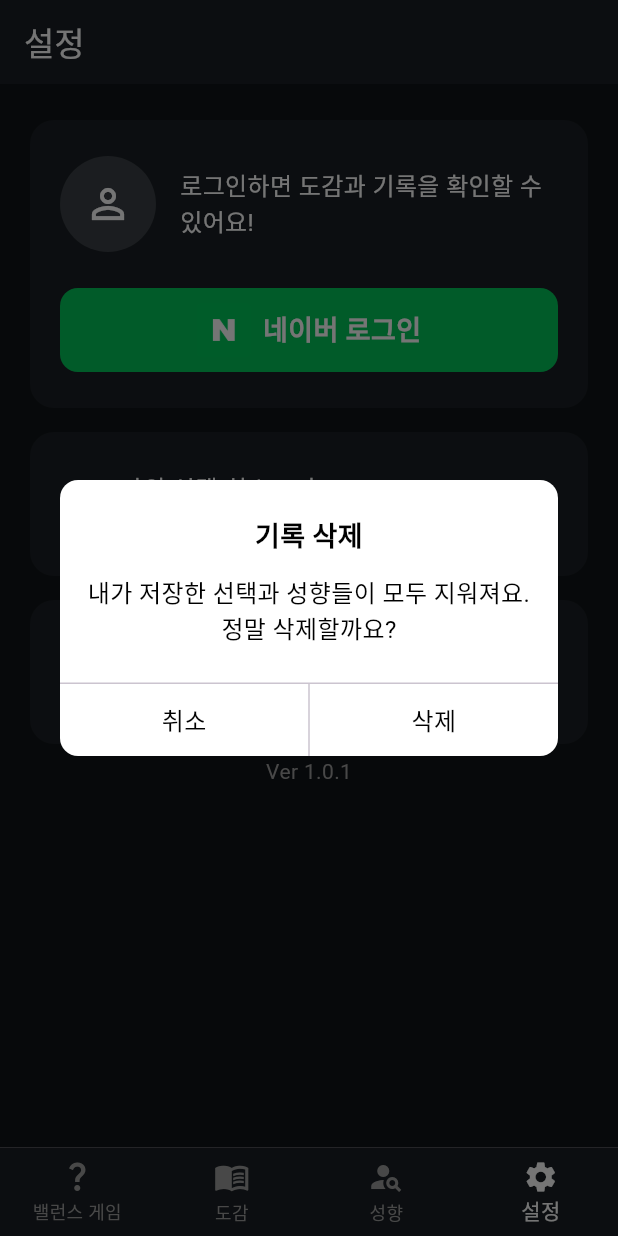
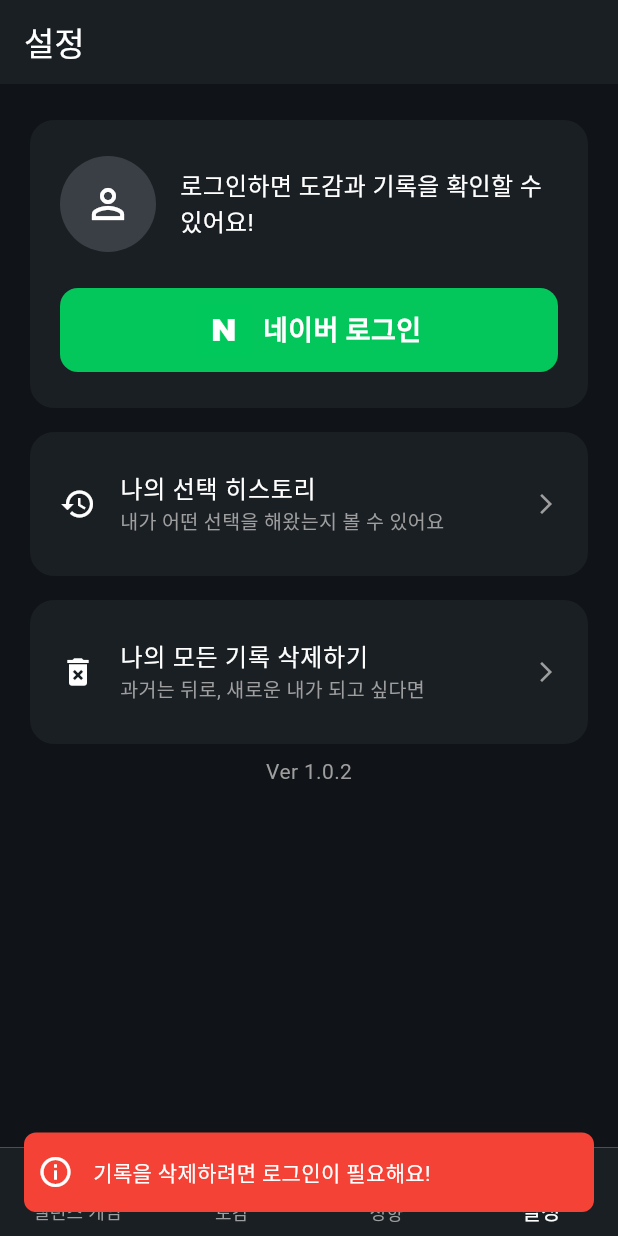
Before and after one commit to niw5924/balance-game, a Flutter app: the screen it shows after launch, item 4 of the bottom bar chosen, after a tap on "나의 모든 기록 삭제하기", on a phone screen of 412 x 824 dp. Run offline on Flutter 3.47's test engine with Material 3 defaults, Android fonts, the phone set to English and light mode, and no system bars; drawn by our look-alikes of another_flushbar; our stand-ins replace flutter_bloc, flutter_card_swiper, flutter_dotenv, flutter_secure_storage, freezed_annotation, google_fonts and 3 more; missing offline and left inert: flutter_animated_button, flutter_naver_login.

Commit message:
feat: [settings] ShakeWidget 적용 - 히스토리 - 기록 삭제

```diff
--- a/lib/settings/record/record_page.dart
+++ b/lib/settings/record/record_page.dart
@@ -16,7 +16,7 @@ class RecordPage extends StatelessWidget {
 
   @override
   Widget build(BuildContext context) {
-    final userId = context.read<AuthProvider>().userId;
+    final userId = context.read<AuthProvider>().userId!;
 
     return BlocProvider(
       create: (_) => RecordPageCubit()..loadRecords(userId),
--- a/lib/settings/record/record_page_cubit.dart
+++ b/lib/settings/record/record_page_cubit.dart
@@ -5,12 +5,7 @@ import 'record_page_state.dart';
 class RecordPageCubit extends Cubit<RecordPageState> {
   RecordPageCubit() : super(const RecordPageState());
 
-  Future<void> loadRecords(String? userId) async {
-    if (userId == null) {
-      emit(state.copyWith(isLoading: false, error: '로그인이 필요합니다.'));
-      return;
-    }
-
+  Future<void> loadRecords(String userId) async {
     emit(state.copyWith(isLoading: true, error: null));
     try {
       final records = await fetchUserPlayRecords(userId);
--- a/lib/settings/settings_page.dart
+++ b/lib/settings/settings_page.dart
@@ -3,11 +3,22 @@ import 'package:flutter/material.dart';
 import 'package:provider/provider.dart';
 import '../auth/auth_provider.dart';
 import '../services/delete_user_data.dart';
+import '../widgets/shake_widget.dart';
 import 'record/record_page.dart';
 import '../widgets/custom_dialog.dart';
 
-class SettingsPage extends StatelessWidget {
+class SettingsPage extends StatefulWidget {
   const SettingsPage({super.key});
+
+  @override
+  State<SettingsPage> createState() => _SettingsPageState();
+}
+
+class _SettingsPageState extends State<SettingsPage> {
+  final GlobalKey<ShakeWidgetState> historyShakeKey =
+      GlobalKey<ShakeWidgetState>();
+  final GlobalKey<ShakeWidgetState> recordsShakeKey =
+      GlobalKey<ShakeWidgetState>();
 
   @override
   Widget build(BuildContext context) {
@@ -139,7 +150,9 @@ class SettingsPage extends StatelessWidget {
               ),
             ),
             const SizedBox(height: 16),
-            Material(
+            ShakeWidget(
+              key: historyShakeKey,
+              child: Material(
                 color: const Color(0xFF1A1F24),
                 borderRadius: BorderRadius.circular(16),
                 child: ListTile(
@@ -166,6 +179,22 @@ class SettingsPage extends StatelessWidget {
                   trailing: const Icon(Icons.arrow_forward_ios,
                       color: Colors.grey, size: 16),
                   onTap: () {
+                    if (!auth.isLoggedIn) {
+                      historyShakeKey.currentState?.shake();
+                      Flushbar(
+                        message: "히스토리를 보려면 로그인이 필요해요!",
+                        duration: const Duration(seconds: 2),
+                        backgroundColor: Colors.red,
+                        margin: const EdgeInsets.all(16),
+                        borderRadius: BorderRadius.circular(8),
+                        icon: const Icon(
+                          Icons.info_outline,
+                          color: Colors.white,
+                        ),
+                      ).show(context);
+                      return;
+                    }
+
                     Navigator.push(
                       context,
                       MaterialPageRoute(builder: (_) => const RecordPage()),
@@ -173,8 +202,11 @@ class SettingsPage extends StatelessWidget {
                   },
                 ),
               ),
+            ),
             const SizedBox(height: 16),
-            Material(
+            ShakeWidget(
+              key: recordsShakeKey,
+              child: Material(
                 color: const Color(0xFF1A1F24),
                 borderRadius: BorderRadius.circular(16),
                 child: ListTile(
@@ -183,7 +215,8 @@ class SettingsPage extends StatelessWidget {
                   ),
                   contentPadding:
                       const EdgeInsets.symmetric(horizontal: 20, vertical: 12),
-                leading: const Icon(Icons.delete_forever, color: Colors.white),
+                  leading:
+                      const Icon(Icons.delete_forever, color: Colors.white),
                   title: const Text(
                     '나의 모든 기록 삭제하기',
                     style: TextStyle(
@@ -201,6 +234,22 @@ class SettingsPage extends StatelessWidget {
                   trailing: const Icon(Icons.arrow_forward_ios,
                       color: Colors.grey, size: 16),
                   onTap: () async {
+                    if (!auth.isLoggedIn) {
+                      recordsShakeKey.currentState?.shake();
+                      Flushbar(
+                        message: "기록을 삭제하려면 로그인이 필요해요!",
+                        duration: const Duration(seconds: 2),
+                        backgroundColor: Colors.red,
+                        margin: const EdgeInsets.all(16),
+                        borderRadius: BorderRadius.circular(8),
+                        icon: const Icon(
+                          Icons.info_outline,
+                          color: Colors.white,
+                        ),
+                      ).show(context);
+                      return;
+                    }
+
                     final shouldDelete = await showCustomDialog(
                       context: context,
                       title: '기록 삭제',
@@ -241,12 +290,13 @@ class SettingsPage extends StatelessWidget {
                   },
                 ),
               ),
+            ),
             const SizedBox(height: 8),
             Row(
               mainAxisAlignment: MainAxisAlignment.center,
               children: [
                 const Text(
-                  'Ver 1.0.1',
+                  'Ver 1.0.2',
                   style: TextStyle(color: Colors.grey),
                 ),
                 if (auth.isLoggedIn) ...[
--- /dev/null
+++ b/lib/widgets/shake_widget.dart
@@ -0,0 +1,57 @@
+import 'package:flutter/material.dart';
+
+class ShakeWidget extends StatefulWidget {
+  final Widget child;
+
+  const ShakeWidget({
+    super.key,
+    required this.child,
+  });
+
+  @override
+  State<ShakeWidget> createState() => ShakeWidgetState();
+}
+
+class ShakeWidgetState extends State<ShakeWidget>
+    with SingleTickerProviderStateMixin {
+  late AnimationController _controller;
+  late Animation<double> _offsetAnimation;
+
+  void shake() => _controller.forward(from: 0);
+
+  @override
+  void initState() {
+    super.initState();
+    _controller = AnimationController(
+      duration: const Duration(milliseconds: 400),
+      vsync: this,
+    );
+
+    _offsetAnimation = TweenSequence<double>([
+      TweenSequenceItem(tween: Tween(begin: 0, end: -10), weight: 1),
+      TweenSequenceItem(tween: Tween(begin: -10, end: 10), weight: 2),
+      TweenSequenceItem(tween: Tween(begin: 10, end: -10), weight: 2),
+      TweenSequenceItem(tween: Tween(begin: -10, end: 10), weight: 2),
+      TweenSequenceItem(tween: Tween(begin: 10, end: 0), weight: 1),
+    ]).animate(_controller);
+  }
+
+  @override
+  Widget build(BuildContext context) {
+    return AnimatedBuilder(
+      animation: _offsetAnimation,
+      builder: (context, child) {
+        return Transform.translate(
+          offset: Offset(_offsetAnimation.value, 0),
+          child: widget.child,
+        );
+      },
+    );
+  }
+
+  @override
+  void dispose() {
+    _controller.dispose();
+    super.dispose();
+  }
+}
```
Lines whose indentation alone changed are shown as unchanged.
